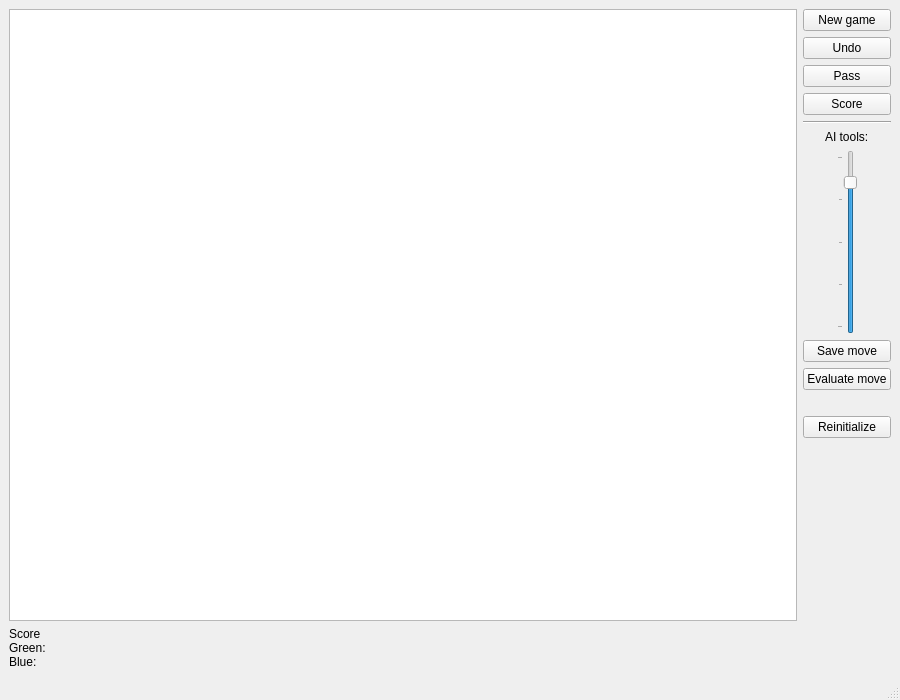
This is TrigoTrain/src/mainwindow.ui in jhlq/Qt as Qt 5 draws it before an edit. The edited form follows.
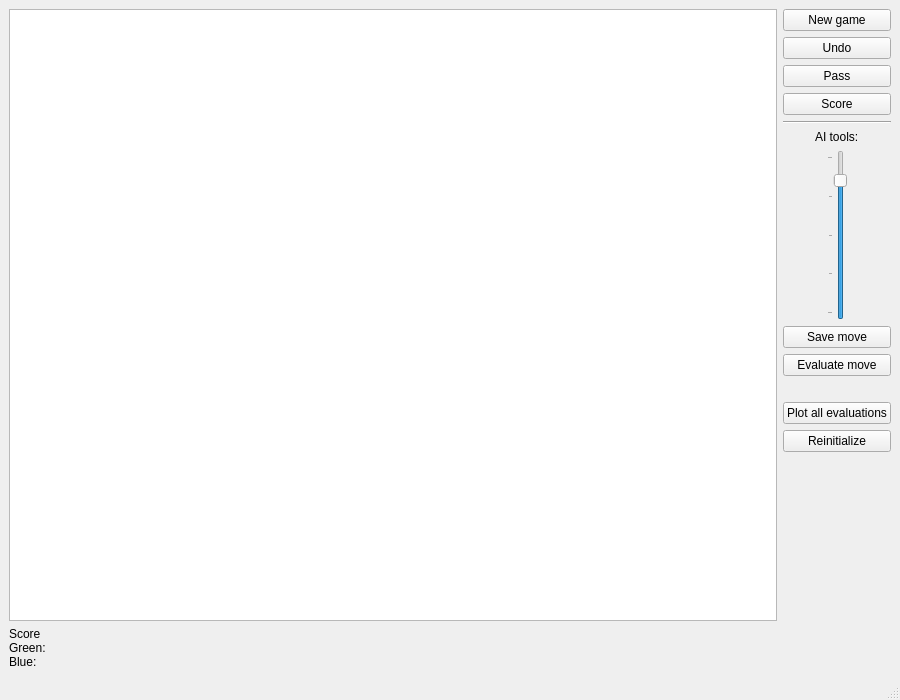
This is the edited form.

The edit to the form file:
```diff
--- a/TrigoTrain/src/mainwindow.ui
+++ b/TrigoTrain/src/mainwindow.ui
@@ -126,6 +126,13 @@
           </property>
          </widget>
         </item>
+        <item>
+         <widget class="QPushButton" name="plotAllEvaluationsButton">
+          <property name="text">
+           <string>Plot all evaluations</string>
+          </property>
+         </widget>
+        </item>
         <item>
          <widget class="QPushButton" name="reinitButton">
           <property name="text">
```
